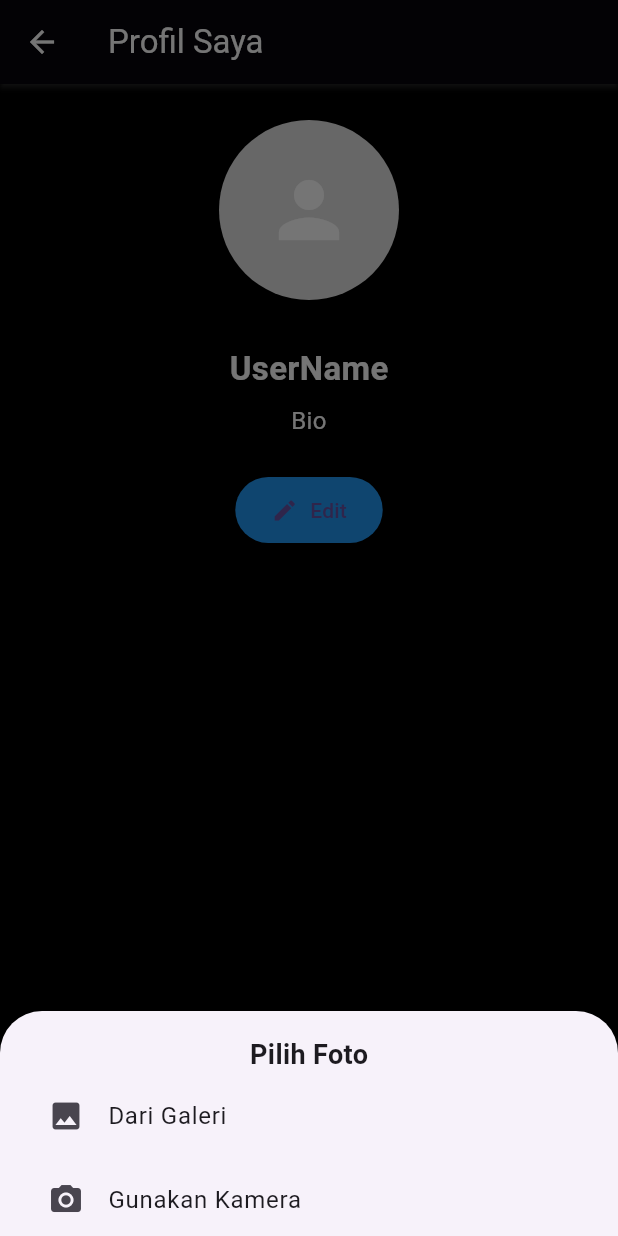
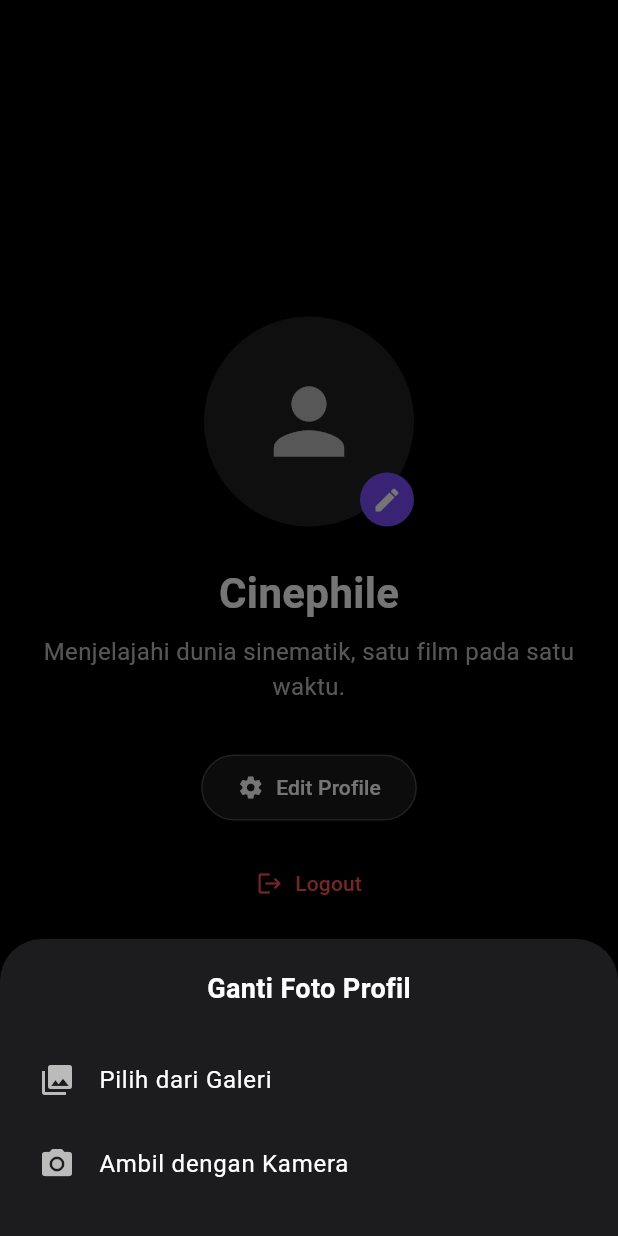
Before and after one commit to Wahabi86/Project_MultiPlatform, a Flutter app: the ProfilePage screen opened directly, after a tap on the "person" icon, on a phone screen of 412 x 824 dp. Run offline on Flutter 3.47's test engine with Material 3 defaults, Android fonts, the phone set to English and light mode, and no system bars; our stand-ins replace carousel_slider, curved_navigation_bar, dio, image_picker.

Commit message:
Update Profile Page dan menambahkan tombol logout di profile page

```diff
--- a/lib/ui/profile_page.dart
+++ b/lib/ui/profile_page.dart
@@ -1,6 +1,7 @@
 import 'dart:io';
 import 'package:flutter/material.dart';
 import 'package:image_picker/image_picker.dart';
+import 'package:project_uts/login_page/login.dart';
 
 class ProfilePage extends StatefulWidget {
   const ProfilePage({super.key});
@@ -12,8 +13,8 @@ class ProfilePage extends StatefulWidget {
 class _ProfilePageState extends State<ProfilePage> {
   File? _image;
   final picker = ImagePicker();
-  String username = 'UserName';
-  String bio = 'Bio';
+  String username = 'Cinephile';
+  String bio = 'Menjelajahi dunia sinematik, satu film pada satu waktu.';
 
   Future<void> _pickImage(ImageSource source) async {
     final pickedFile = await picker.pickImage(source: source);
@@ -27,30 +28,40 @@ class _ProfilePageState extends State<ProfilePage> {
   void _showImagePickerOptions() {
     showModalBottomSheet(
       context: context,
-      builder: (context) => Container(
-        padding: const EdgeInsets.all(16),
-        height: 150,
+      backgroundColor: const Color(
+          0xFF1C1C1E), // Warna dark-grey untuk pop up pilih foto profile
+      builder: (context) => SafeArea(
+        child: Container(
+          padding: const EdgeInsets.symmetric(vertical: 20, horizontal: 10),
           child: Column(
+            mainAxisSize: MainAxisSize.min,
             children: [
-            const Text('Pilih Foto',
-                style: TextStyle(fontSize: 18, fontWeight: FontWeight.bold)),
+              const Text('Ganti Foto Profil',
+                  style: TextStyle(
+                      fontSize: 18,
+                      fontWeight: FontWeight.bold,
+                      color: Colors.white)),
+              const SizedBox(height: 20),
               ListTile(
-              leading: const Icon(Icons.photo),
-              title: const Text('Dari Galeri'),
+                leading: const Icon(Icons.photo_library, color: Colors.white70),
+                title: const Text('Pilih dari Galeri',
+                    style: TextStyle(color: Colors.white)),
                 onTap: () {
                   Navigator.pop(context);
                   _pickImage(ImageSource.gallery);
                 },
               ),
               ListTile(
-              leading: const Icon(Icons.camera_alt),
-              title: const Text('Gunakan Kamera'),
+                leading: const Icon(Icons.camera_alt, color: Colors.white70),
+                title: const Text('Ambil dengan Kamera',
+                    style: TextStyle(color: Colors.white)),
                 onTap: () {
                   Navigator.pop(context);
                   _pickImage(ImageSource.camera);
                 },
               ),
             ],
+          ),
         ),
       ),
     );
@@ -63,36 +74,59 @@ class _ProfilePageState extends State<ProfilePage> {
     showModalBottomSheet(
       context: context,
       isScrollControlled: true,
-      builder: (context) => Padding(
-        padding: EdgeInsets.only(
-          left: 16,
-          right: 16,
-          top: 24,
-          bottom: MediaQuery.of(context).viewInsets.bottom + 16,
-        ),
+      backgroundColor:
+          const Color(0xFF1C1C1E), // Warna dark-grey untuk pop up edit profile
+      builder: (context) => SingleChildScrollView(
+        padding:
+            EdgeInsets.only(bottom: MediaQuery.of(context).viewInsets.bottom),
+        child: Container(
+          padding: const EdgeInsets.all(24),
           child: Column(
             mainAxisSize: MainAxisSize.min,
+            crossAxisAlignment: CrossAxisAlignment.start,
             children: [
-            const Text('Edit Profil',
-                style: TextStyle(fontSize: 18, fontWeight: FontWeight.bold)),
-            const SizedBox(height: 16),
-            TextField(
+              const Text(
+                'Edit Profil',
+                style: TextStyle(
+                    fontSize: 22,
+                    fontWeight: FontWeight.bold,
+                    color: Colors.white),
+              ),
+              const SizedBox(height: 24),
+              TextFormField(
                 controller: usernameController,
-              decoration: const InputDecoration(
+                style: const TextStyle(color: Colors.white),
+                decoration: InputDecoration(
                   labelText: 'Username',
-                border: OutlineInputBorder(),
+                  labelStyle: const TextStyle(color: Colors.white70),
+                  filled: true,
+                  fillColor: Colors.black.withOpacity(0.3),
+                  border: OutlineInputBorder(
+                    borderRadius: BorderRadius.circular(12),
+                    borderSide: BorderSide.none,
                   ),
-            ),
-            const SizedBox(height: 12),
-            TextField(
-              controller: bioController,
-              decoration: const InputDecoration(
-                labelText: 'Bio',
-                border: OutlineInputBorder(),
                 ),
               ),
               const SizedBox(height: 16),
-            ElevatedButton(
+              TextFormField(
+                controller: bioController,
+                style: const TextStyle(color: Colors.white),
+                maxLines: 3,
+                decoration: InputDecoration(
+                  labelText: 'Bio',
+                  labelStyle: const TextStyle(color: Colors.white70),
+                  filled: true,
+                  fillColor: Colors.black.withOpacity(0.3),
+                  border: OutlineInputBorder(
+                    borderRadius: BorderRadius.circular(12),
+                    borderSide: BorderSide.none,
+                  ),
+                ),
+              ),
+              const SizedBox(height: 24),
+              Align(
+                alignment: Alignment.centerRight,
+                child: ElevatedButton(
                   onPressed: () {
                     setState(() {
                       username = usernameController.text;
@@ -101,13 +135,19 @@ class _ProfilePageState extends State<ProfilePage> {
                     Navigator.pop(context);
                   },
                   style: ElevatedButton.styleFrom(
-                backgroundColor: Colors.blue,
-                padding:
-                    const EdgeInsets.symmetric(horizontal: 24, vertical: 12),
+                    foregroundColor: Colors.white,
+                    backgroundColor: Colors.deepPurpleAccent,
+                    padding: const EdgeInsets.symmetric(
+                        horizontal: 30, vertical: 14),
+                    shape: RoundedRectangleBorder(
+                      borderRadius: BorderRadius.circular(12),
                     ),
-              child: const Text('Simpan'),
-            )
+                  ),
+                  child: const Text('Save'),
+                ),
+              ),
             ],
+          ),
         ),
       ),
     );
@@ -116,38 +156,46 @@ class _ProfilePageState extends State<ProfilePage> {
   @override
   Widget build(BuildContext context) {
     return Scaffold(
-      appBar: AppBar(
-        title: const Text(
-          'Profil Saya',
-          style: TextStyle(color: Colors.white),
-        ),
       backgroundColor: Colors.black,
-        elevation: 1.5, // tingkat ketebalan bayangan
-        shadowColor: Colors.grey.withOpacity(0.5), // warna bayangan
-        iconTheme:
-            const IconThemeData(color: Colors.white), // jika pakai ikon back
-      ),
-      body: Center(
+      body: SafeArea(
+        child: Center(
           child: Padding(
-          padding: const EdgeInsets.symmetric(horizontal: 16, vertical: 24),
+            padding: const EdgeInsets.symmetric(horizontal: 24),
             child: Column(
+              mainAxisAlignment: MainAxisAlignment.center,
               children: [
                 GestureDetector(
                   onTap: _showImagePickerOptions,
-                child: CircleAvatar(
-                  radius: 60,
-                  backgroundColor: Colors.grey.shade300,
-                  backgroundImage: _image != null ? FileImage(_image!) : null,
+                  child: Stack(
+                    alignment: Alignment.bottomRight,
+                    children: [
+                      CircleAvatar(
+                        radius: 70,
+                        backgroundColor: Colors.grey.shade900,
+                        backgroundImage:
+                            _image != null ? FileImage(_image!) : null,
                         child: _image == null
-                      ? const Icon(Icons.person, size: 60, color: Colors.white)
+                            ? const Icon(Icons.person,
+                                size: 70, color: Colors.white70)
                             : null,
                       ),
+                      Container(
+                        padding: const EdgeInsets.all(8),
+                        decoration: const BoxDecoration(
+                          color: Colors.deepPurpleAccent,
+                          shape: BoxShape.circle,
                         ),
-              const SizedBox(height: 30),
+                        child: const Icon(Icons.edit,
+                            size: 20, color: Colors.white),
+                      ),
+                    ],
+                  ),
+                ),
+                const SizedBox(height: 24),
                 Text(
                   username,
                   style: const TextStyle(
-                    fontSize: 22,
+                      fontSize: 28,
                       fontWeight: FontWeight.bold,
                       color: Colors.white),
                 ),
@@ -155,23 +203,43 @@ class _ProfilePageState extends State<ProfilePage> {
                 Text(
                   bio,
                   textAlign: TextAlign.center,
-                style: TextStyle(fontSize: 16, color: Colors.white),
+                  style: TextStyle(fontSize: 16, color: Colors.grey.shade400),
                 ),
-              const SizedBox(height: 24),
+                const SizedBox(height: 32),
                 ElevatedButton.icon(
                   onPressed: _showEditModal,
-                icon: const Icon(Icons.edit),
-                label: const Text('Edit'),
+                  icon: const Icon(Icons.settings),
+                  label: const Text('Edit Profile'),
                   style: ElevatedButton.styleFrom(
-                  backgroundColor: Colors.blue,
-                  padding:
-                      const EdgeInsets.symmetric(horizontal: 24, vertical: 12),
+                    foregroundColor: Colors.white,
+                    backgroundColor: Colors.white.withOpacity(0.1),
+                    padding: const EdgeInsets.symmetric(
+                        horizontal: 24, vertical: 12),
+                    shape: RoundedRectangleBorder(
+                      borderRadius: BorderRadius.circular(30),
+                      side: BorderSide(color: Colors.white.withOpacity(0.2)),
+                    ),
+                    elevation: 0,
+                  ),
+                ),
+                const SizedBox(height: 16), // Jarak antara dua tombol
+                TextButton.icon(
+                  onPressed: () {
+                    Navigator.pushNamed(context, LoginPage.id);
+                  },
+                  icon: const Icon(Icons.logout),
+                  label: const Text('Logout'),
+                  style: TextButton.styleFrom(
+                    foregroundColor: Colors.redAccent,
+                    padding: const EdgeInsets.symmetric(
+                        horizontal: 24, vertical: 12),
                   ),
                 ),
               ],
             ),
           ),
         ),
+      ),
     );
   }
 }
```
Lines whose indentation alone changed are shown as unchanged.
